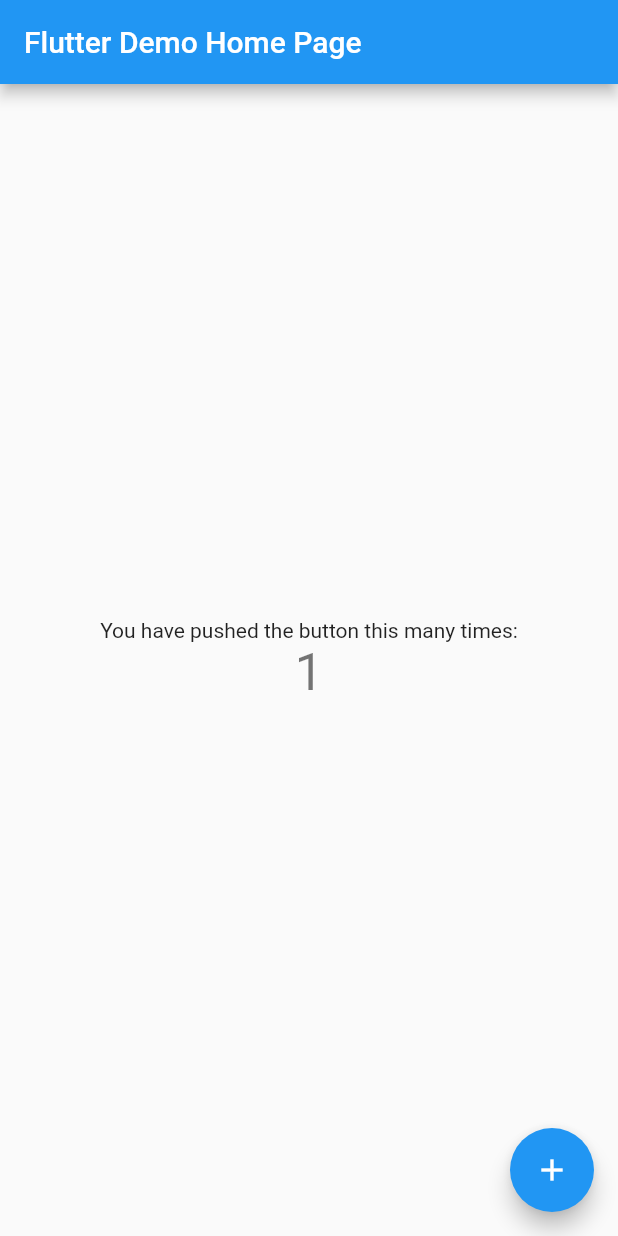
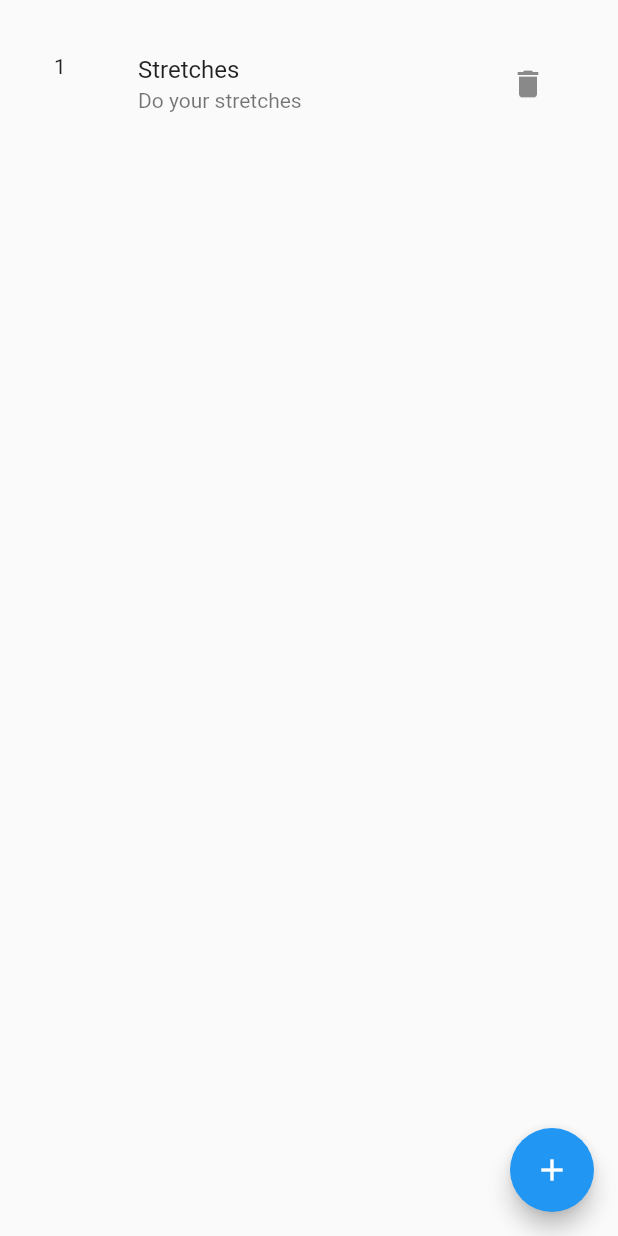
Before and after one commit to giftmischer69/ares, a Flutter app: the screen it shows after launch, after a tap on the "add" icon, on a phone screen of 412 x 824 dp. Run offline on Flutter 3.47's test engine with Material 2 defaults, Android fonts, the phone set to English and light mode, and no system bars; our stand-ins replace isar; accounts and stored records are empty; generated files the repository leaves out were written again.

Commit message:
tracker instance management works :fireworks:

```diff
--- a/ares/lib/main.dart
+++ b/ares/lib/main.dart
@@ -1,3 +1,4 @@
+import 'package:ares/views/home.dart';
 import 'package:flutter/material.dart';
 
 void main() {
@@ -7,109 +8,14 @@ void main() {
 class MyApp extends StatelessWidget {
   const MyApp({super.key});
 
-  // This widget is the root of your application.
   @override
   Widget build(BuildContext context) {
     return MaterialApp(
       title: 'Flutter Demo',
       theme: ThemeData(
-        // This is the theme of your application.
-        //
-        // Try running your application with "flutter run". You'll see the
-        // application has a blue toolbar. Then, without quitting the app, try
-        // changing the primarySwatch below to Colors.green and then invoke
-        // "hot reload" (press "r" in the console where you ran "flutter run",
-        // or simply save your changes to "hot reload" in a Flutter IDE).
-        // Notice that the counter didn't reset back to zero; the application
-        // is not restarted.
         primarySwatch: Colors.blue,
       ),
-      home: const MyHomePage(title: 'Flutter Demo Home Page'),
+      home: const HomeScreen(),
     );
   }
 }
-
-class MyHomePage extends StatefulWidget {
-  const MyHomePage({super.key, required this.title});
-
-  // This widget is the home page of your application. It is stateful, meaning
-  // that it has a State object (defined below) that contains fields that affect
-  // how it looks.
-
-  // This class is the configuration for the state. It holds the values (in this
-  // case the title) provided by the parent (in this case the App widget) and
-  // used by the build method of the State. Fields in a Widget subclass are
-  // always marked "final".
-
-  final String title;
-
-  @override
-  State<MyHomePage> createState() => _MyHomePageState();
-}
-
-class _MyHomePageState extends State<MyHomePage> {
-  int _counter = 0;
-
-  void _incrementCounter() {
-    setState(() {
-      // This call to setState tells the Flutter framework that something has
-      // changed in this State, which causes it to rerun the build method below
-      // so that the display can reflect the updated values. If we changed
-      // _counter without calling setState(), then the build method would not be
-      // called again, and so nothing would appear to happen.
-      _counter++;
-    });
-  }
-
-  @override
-  Widget build(BuildContext context) {
-    // This method is rerun every time setState is called, for instance as done
-    // by the _incrementCounter method above.
-    //
-    // The Flutter framework has been optimized to make rerunning build methods
-    // fast, so that you can just rebuild anything that needs updating rather
-    // than having to individually change instances of widgets.
-    return Scaffold(
-      appBar: AppBar(
-        // Here we take the value from the MyHomePage object that was created by
-        // the App.build method, and use it to set our appbar title.
-        title: Text(widget.title),
-      ),
-      body: Center(
-        // Center is a layout widget. It takes a single child and positions it
-        // in the middle of the parent.
-        child: Column(
-          // Column is also a layout widget. It takes a list of children and
-          // arranges them vertically. By default, it sizes itself to fit its
-          // children horizontally, and tries to be as tall as its parent.
-          //
-          // Invoke "debug painting" (press "p" in the console, choose the
-          // "Toggle Debug Paint" action from the Flutter Inspector in Android
-          // Studio, or the "Toggle Debug Paint" command in Visual Studio Code)
-          // to see the wireframe for each widget.
-          //
-          // Column has various properties to control how it sizes itself and
-          // how it positions its children. Here we use mainAxisAlignment to
-          // center the children vertically; the main axis here is the vertical
-          // axis because Columns are vertical (the cross axis would be
-          // horizontal).
-          mainAxisAlignment: MainAxisAlignment.center,
-          children: <Widget>[
-            const Text(
-              'You have pushed the button this many times:',
-            ),
-            Text(
-              '$_counter',
-              style: Theme.of(context).textTheme.headline4,
-            ),
-          ],
-        ),
-      ),
-      floatingActionButton: FloatingActionButton(
-        onPressed: _incrementCounter,
-        tooltip: 'Increment',
-        child: const Icon(Icons.add),
-      ), // This trailing comma makes auto-formatting nicer for build methods.
-    );
-  }
-}
--- /dev/null
+++ b/ares/lib/provider/tracker_provider.dart
@@ -0,0 +1,53 @@
+import 'package:flutter/material.dart';
+import 'package:isar/isar.dart';
+import 'package:ares/models/tracker.dart';
+
+class TrackerProvider with ChangeNotifier {
+  TrackerProvider() {
+    init();
+  }
+
+  List<Tracker> _trackers = [];
+
+  List<Tracker> get trackers => _trackers;
+
+  late Isar isar;
+
+  void init() {
+    isar = Isar.openSync([TrackerSchema]);
+    _trackers = isar.trackers.where().findAllSync();
+    print("notifyListeners");
+    notifyListeners();
+  }
+
+  void addTracker(Tracker tracker) {
+    isar.writeTxnSync(() {
+      isar.trackers.putSync(tracker);
+    });
+    _trackers.add(tracker);
+
+    print("notifyListeners");
+    notifyListeners();
+  }
+
+  void deleteTracker(Tracker tracker) {
+    isar.writeTxnSync(() {
+      bool deleted = isar.trackers.deleteSync(tracker.id);
+      if (deleted) _trackers.remove(tracker);
+      print("notifyListeners");
+      notifyListeners();
+    });
+  }
+  /*
+  void toggleImp(int id) async {
+    await isar!.writeTxn(() {
+      Tracker? todo = await isar.trackers.get(id);
+      todo!.isImportant = !todo.isImportant;
+      await isar.trackers.put(todo);
+      int todoIndex = trackers.indexWhere((todo) => todo.id == id);
+      trackers[todoIndex].isImportant = todo.isImportant;
+      notifyListeners();
+    });
+  }
+  */
+}
--- /dev/null
+++ b/ares/lib/views/home.dart
@@ -0,0 +1,73 @@
+import 'package:flutter/material.dart';
+
+import 'package:provider/provider.dart';
+
+import 'package:ares/models/tracker.dart';
+import 'package:ares/provider/tracker_provider.dart';
+
+class HomeScreen extends StatefulWidget {
+  const HomeScreen({Key? key}) : super(key: key);
+
+  @override
+  State<StatefulWidget> createState() => _HomeScreenState();
+}
+
+class _HomeScreenState extends State<StatefulWidget> {
+  @override
+  Widget build(BuildContext context) {
+    return InheritedProvider<TrackerProvider>(
+      create: (_) => TrackerProvider(),
+      builder: (context, child) {
+        return Scaffold(
+          body: Padding(
+            padding: const EdgeInsets.all(20.0),
+            child: Column(
+              children: context
+                  .watch<TrackerProvider>()
+                  .trackers
+                  .map(
+                    (tracker) => ListTile(
+                      leading: Text(tracker.id.toString()),
+                      title: Text(tracker.title),
+                      subtitle: Text(tracker.description),
+                      trailing: SizedBox(
+                        width: 100,
+                        child: Row(
+                          mainAxisAlignment: MainAxisAlignment.end,
+                          children: [
+                            IconButton(
+                                onPressed: () {
+                                  context
+                                      .read<TrackerProvider>()
+                                      .deleteTracker(tracker);
+                                  setState(() {
+                                    return;
+                                  });
+                                },
+                                icon: const Icon(Icons.delete)),
+                          ],
+                        ),
+                      ),
+                    ),
+                  )
+                  .toList(),
+            ),
+          ),
+          floatingActionButton: FloatingActionButton(
+            child: const Icon(Icons.add),
+            onPressed: () {
+              final tracker = Tracker()
+                ..title = "Stretches"
+                ..description = "Do your stretches"
+                ..type = TrackerType.daily;
+              context.read<TrackerProvider>().addTracker(tracker);
+              setState(() {
+                return;
+              });
+            },
+          ),
+        );
+      },
+    );
+  }
+}
--- a/ares/pubspec.yaml
+++ b/ares/pubspec.yaml
@@ -36,6 +36,9 @@ dependencies:
   # The following adds the Cupertino Icons font to your application.
   # Use with the CupertinoIcons class for iOS style icons.
   cupertino_icons: ^1.0.2
+  isar: ^3.0.5
+  isar_flutter_libs: ^3.0.5
+  provider: ^6.0.4
 
 dev_dependencies:
   flutter_test:
@@ -47,6 +50,8 @@ dev_dependencies:
   # package. See that file for information about deactivating specific lint
   # rules and activating additional ones.
   flutter_lints: ^2.0.0
+  isar_generator: ^3.0.5
+  build_runner: ^2.3.2
 
 # For information on the generic Dart part of this file, see the
 # following page: https://dart.dev/tools/pub/pubspec
```
Also changed, not shown: ares/lib/models/tracker.dart (added, +26 -0 lines), ares/lib/models/tracker.g.dart (added), ares/lib/views/daily.dart (added), ares/pubspec.lock, 6 other files.
